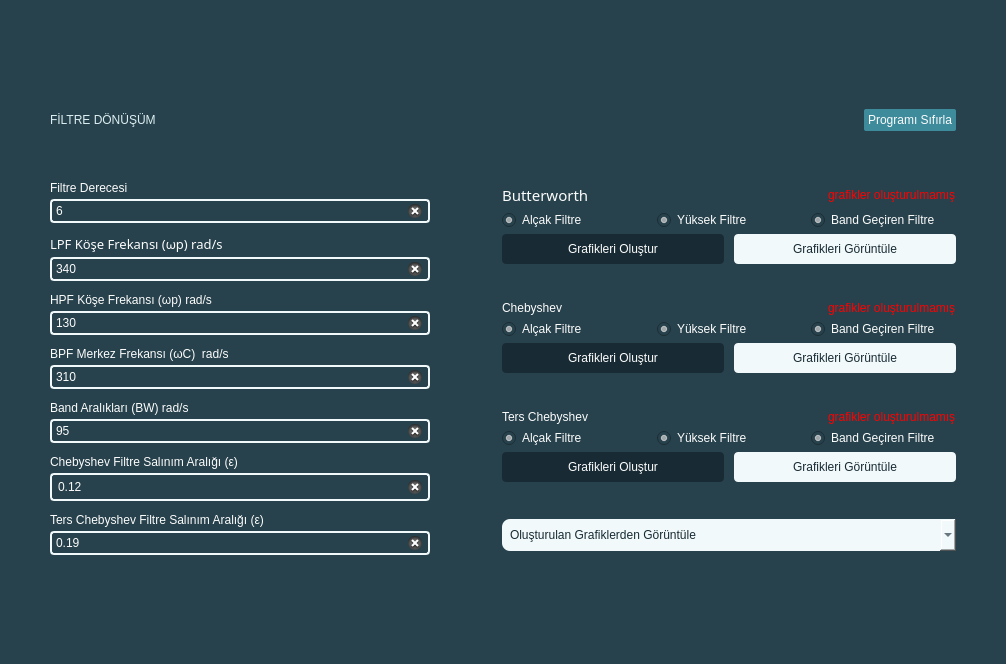
Before: the Qt Designer form mainwindow.ui in zahidayturan/filter-design-and-transformation, drawn with Qt 5.
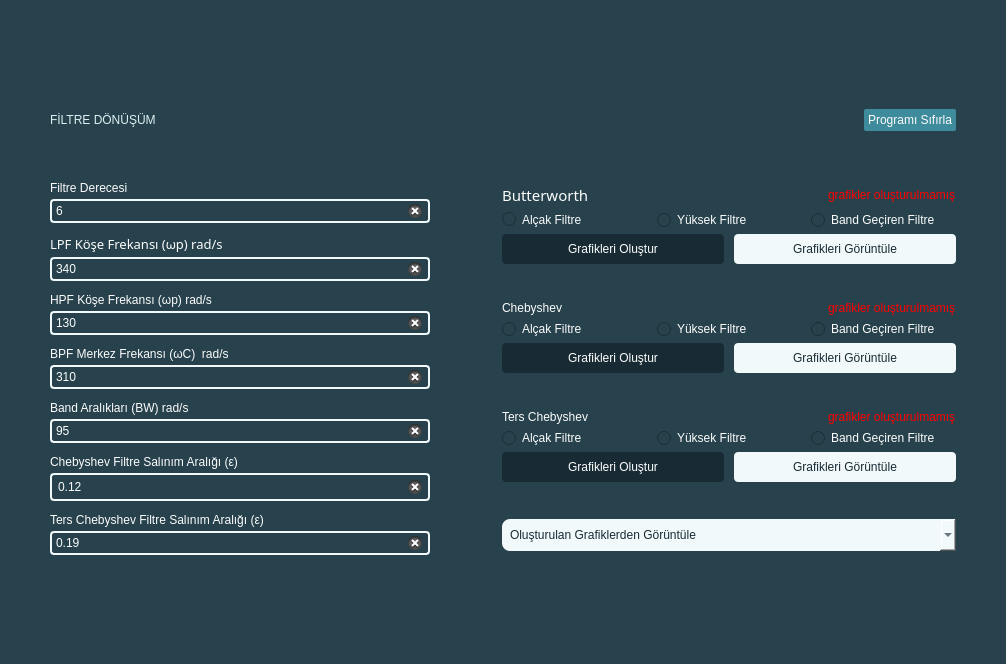
After: the same form once the commit is applied.

Diff of the .ui file:
```diff
--- a/mainwindow.ui
+++ b/mainwindow.ui
@@ -565,14 +565,29 @@
               </property>
               <item>
                <widget class="QRadioButton" name="bl_active">
+                <property name="enabled">
+                 <bool>false</bool>
+                </property>
                 <property name="acceptDrops">
                  <bool>false</bool>
                 </property>
+                <property name="autoFillBackground">
+                 <bool>false</bool>
+                </property>
+                <property name="styleSheet">
+                 <string notr="true">border-color: rgb(255, 170, 0);</string>
+                </property>
                 <property name="text">
                  <string>Alçak Filtre</string>
                 </property>
+                <property name="checkable">
+                 <bool>false</bool>
+                </property>
                 <property name="checked">
-                 <bool>true</bool>
+                 <bool>false</bool>
+                </property>
+                <property name="autoRepeat">
+                 <bool>false</bool>
                 </property>
                 <property name="autoExclusive">
                  <bool>false</bool>
@@ -581,11 +596,17 @@
               </item>
               <item>
                <widget class="QRadioButton" name="bh_active">
+                <property name="enabled">
+                 <bool>false</bool>
+                </property>
                 <property name="text">
                  <string>Yüksek Filtre</string>
                 </property>
+                <property name="checkable">
+                 <bool>false</bool>
+                </property>
                 <property name="checked">
-                 <bool>true</bool>
+                 <bool>false</bool>
                 </property>
                 <property name="autoRepeat">
                  <bool>false</bool>
@@ -597,6 +618,9 @@
               </item>
               <item>
                <widget class="QRadioButton" name="bb_active">
+                <property name="enabled">
+                 <bool>false</bool>
+                </property>
                 <property name="styleSheet">
                  <string notr="true">font: 10pt &quot;Montserrat&quot;;</string>
                 </property>
@@ -604,10 +628,10 @@
                  <string>Band Geçiren Filtre</string>
                 </property>
                 <property name="checkable">
-                 <bool>true</bool>
+                 <bool>false</bool>
                 </property>
                 <property name="checked">
-                 <bool>true</bool>
+                 <bool>false</bool>
                 </property>
                 <property name="autoRepeat">
                  <bool>false</bool>
@@ -723,11 +747,17 @@
               </property>
               <item>
                <widget class="QRadioButton" name="cl_active">
+                <property name="enabled">
+                 <bool>false</bool>
+                </property>
                 <property name="text">
                  <string>Alçak Filtre</string>
                 </property>
+                <property name="checkable">
+                 <bool>false</bool>
+                </property>
                 <property name="checked">
-                 <bool>true</bool>
+                 <bool>false</bool>
                 </property>
                 <property name="autoExclusive">
                  <bool>false</bool>
@@ -736,11 +766,17 @@
               </item>
               <item>
                <widget class="QRadioButton" name="ch_active">
+                <property name="enabled">
+                 <bool>false</bool>
+                </property>
                 <property name="text">
                  <string>Yüksek Filtre</string>
                 </property>
+                <property name="checkable">
+                 <bool>false</bool>
+                </property>
                 <property name="checked">
-                 <bool>true</bool>
+                 <bool>false</bool>
                 </property>
                 <property name="autoExclusive">
                  <bool>false</bool>
@@ -749,11 +785,17 @@
               </item>
               <item>
                <widget class="QRadioButton" name="cb_active">
+                <property name="enabled">
+                 <bool>false</bool>
+                </property>
                 <property name="text">
                  <string>Band Geçiren Filtre</string>
                 </property>
+                <property name="checkable">
+                 <bool>false</bool>
+                </property>
                 <property name="checked">
-                 <bool>true</bool>
+                 <bool>false</bool>
                 </property>
                 <property name="autoExclusive">
                  <bool>false</bool>
@@ -854,11 +896,17 @@
               </property>
               <item>
                <widget class="QRadioButton" name="il_active">
+                <property name="enabled">
+                 <bool>false</bool>
+                </property>
                 <property name="text">
                  <string>Alçak Filtre</string>
                 </property>
+                <property name="checkable">
+                 <bool>false</bool>
+                </property>
                 <property name="checked">
-                 <bool>true</bool>
+                 <bool>false</bool>
                 </property>
                 <property name="autoExclusive">
                  <bool>false</bool>
@@ -867,11 +915,17 @@
               </item>
               <item>
                <widget class="QRadioButton" name="ih_active">
+                <property name="enabled">
+                 <bool>false</bool>
+                </property>
                 <property name="text">
                  <string>Yüksek Filtre</string>
                 </property>
+                <property name="checkable">
+                 <bool>false</bool>
+                </property>
                 <property name="checked">
-                 <bool>true</bool>
+                 <bool>false</bool>
                 </property>
                 <property name="autoExclusive">
                  <bool>false</bool>
@@ -880,11 +934,17 @@
               </item>
               <item>
                <widget class="QRadioButton" name="ib_active">
+                <property name="enabled">
+                 <bool>false</bool>
+                </property>
                 <property name="text">
                  <string>Band Geçiren Filtre</string>
                 </property>
+                <property name="checkable">
+                 <bool>false</bool>
+                </property>
                 <property name="checked">
-                 <bool>true</bool>
+                 <bool>false</bool>
                 </property>
                 <property name="autoExclusive">
                  <bool>false</bool>
```
Left out of the diff: 2 changed lines with no effect on the pictures.
